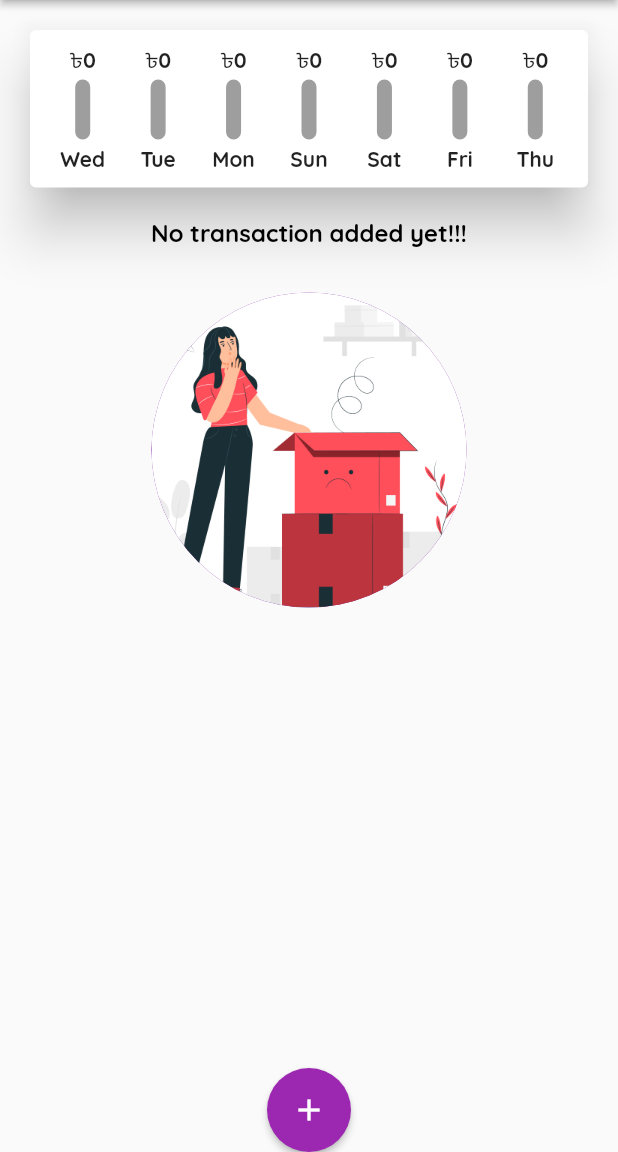
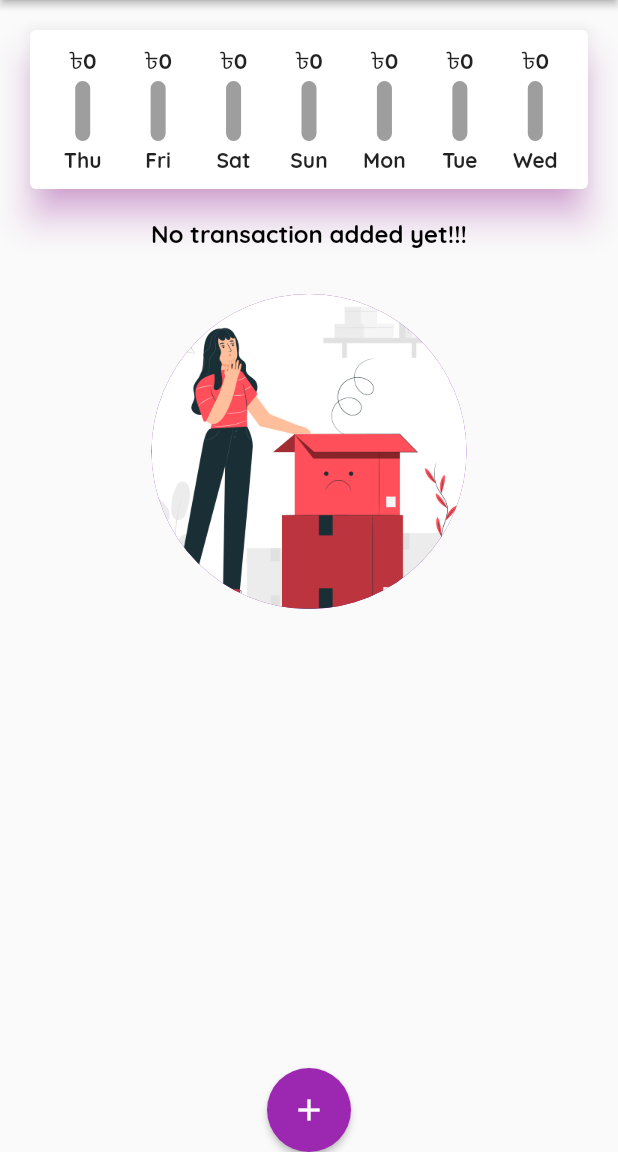
Before and after one commit to devfoyzur17/Personal-Expenses-App, a Flutter app: the screen it shows after launch, on a phone screen of 412 x 824 dp, the part 84-1236 px from its top. Run offline on Flutter 3.47's test engine with Material 2 defaults, Android fonts, the phone set to English and light mode, and no system bars; Roboto replaces fonts that are missing (OpneSans).

Commit message:
improve chart

```diff
--- a/lib/main.dart
+++ b/lib/main.dart
@@ -23,6 +23,8 @@ class _MyAppState extends State<MyApp> {
       theme: ThemeData(
           primarySwatch: Colors.purple,
           fontFamily: 'Quicksand',
+          //shadowColor: Color(0xffff80ff),
+          cardTheme: CardTheme(shadowColor: Color(0xffff80ff)),
 
 
           textTheme: TextTheme(
--- a/lib/widget/chart.dart
+++ b/lib/widget/chart.dart
@@ -31,7 +31,7 @@ class Chart extends StatelessWidget {
         return {"day": DateFormat.E().format(weekDay),
          "amount": totalSum};
       },
-    );
+    ).reversed.toList();
   }
 
 
@@ -45,7 +45,9 @@ class Chart extends StatelessWidget {
   Widget build(BuildContext context) {
     print(groupedTransactionValues);
     return Card(
-      elevation: 15,
+      elevation: 10,
+      shadowColor:  Color(0xffff80ff),
+
       margin: EdgeInsets.all(20),
       child: Padding(
         padding: const EdgeInsets.all(10.0),
--- a/lib/widget/chart_bar.dart
+++ b/lib/widget/chart_bar.dart
@@ -12,7 +12,9 @@ class ChartBar extends StatelessWidget {
   Widget build(BuildContext context) {
     return Column(
       children: [
-        FittedBox(child: Text("৳${spendingAmount.toStringAsFixed(0)}")),
+        Container(
+          height: 20,
+          child: FittedBox(child: Text("৳${spendingAmount.toStringAsFixed(0)}"))),
         SizedBox(
           height: 4,
         ),
@@ -23,7 +25,7 @@ class ChartBar extends StatelessWidget {
             Container(
               decoration: BoxDecoration(
                   border: Border.all(color: Colors.grey, width: 1),
-                  color: Colors.black38,
+                  color: Colors.grey,
                   borderRadius: BorderRadius.circular(10)),
             ),
             FractionallySizedBox(
```
Also changed, not shown: lib/widget/transaction_list.dart (+23 -39 lines).
